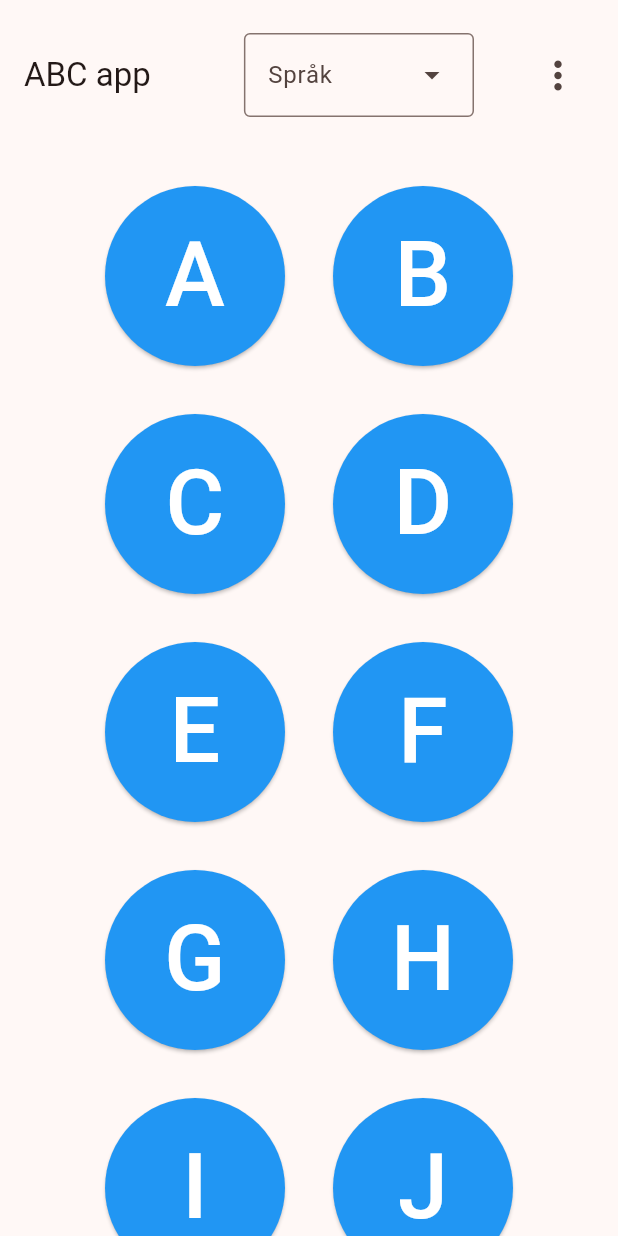
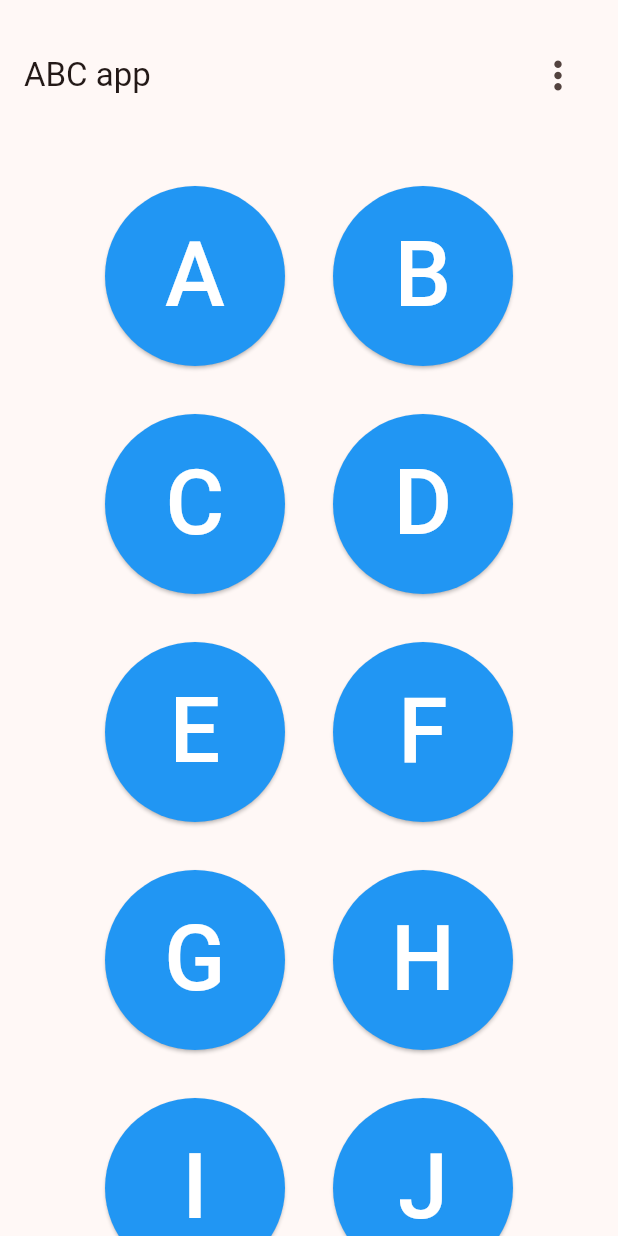
Before and after one commit to bl4ckswordsman/abc_app, a Flutter app: the screen it shows after launch, on a phone screen of 412 x 824 dp. Run offline on Flutter 3.47's test engine with Material 3 defaults, Android fonts, the light colour scheme and no system bars; our stand-ins replace adaptive_theme, audioplayers, confetti, eva_icons_flutter, open_file, package_info_plus and 1 more; missing offline and left inert: flutter_custom_tabs.

Commit message:
Remove the `LanguageDropdown` widget from the `AppBar` actions
* Remove the `LanguageDropdown` widget from the `AppBar` actions in `MyHomePage`
* Remove the `Language` enum and related methods for language labels
* Remove commented-out code related to theme switching

```diff
--- a/lib/main.dart
+++ b/lib/main.dart
@@ -5,15 +5,6 @@ import 'package:flutter/material.dart';
 import 'settings.dart';
 
 void main() {
-  /*ThemeData lightTheme = ThemeData(
-    brightness: Brightness.light,
-    primaryColor: Colors.blue, colorScheme: ColorScheme.fromSwatch().copyWith(secondary: Colors.red),
-  );
-
-  ThemeData darkTheme = ThemeData(
-    brightness: Brightness.dark,
-    primaryColor: Colors.black, colorScheme: ColorScheme.fromSwatch().copyWith(secondary: Colors.white),
-  );*/
   runApp(const ABCapp());
 }
 
@@ -43,67 +34,6 @@ class ABCapp extends StatelessWidget {
             '/settings': (context) => SettingsPage(),
           }),
     );
-  }
-}
-
-enum Language {
-  swedish,
-  english,
-}
-
-class LanguageDropdown extends StatefulWidget {
-  const LanguageDropdown({super.key});
-
-  @override
-  State<LanguageDropdown> createState() => _LanguageDropdownState();
-}
-
-class _LanguageDropdownState extends State<LanguageDropdown> {
-  Language _language = Language.swedish;
-
-  @override
-  Widget build(BuildContext context) {
-    return DropdownMenu<Language>(
-      //initialSelection: Language.swedish,
-      label: Text(getLanguageLabel(_language)),
-      onSelected: (Language? newValue) {
-        setState(() {
-          _language = newValue!;
-        });
-      },
-      dropdownMenuEntries: <DropdownMenuEntry<Language>>[
-        DropdownMenuEntry<Language>(
-          value: Language.swedish,
-          label: getSelectedLanguageLabel(Language.swedish),
-        ),
-        DropdownMenuEntry<Language>(
-          value: Language.english,
-          label: 'English',
-        ),
-      ],
-    );
-  }
-}
-
-String getSelectedLanguageLabel(Language language) {
-  switch (language) {
-    case Language.swedish:
-      return 'Svenska';
-    case Language.english:
-      return 'English';
-    default:
-      return '';
-  }
-}
-
-String getLanguageLabel(Language language) {
-  switch (language) {
-    case Language.swedish:
-      return 'Språk';
-    case Language.english:
-      return 'Language';
-    default:
-      return '';
   }
 }
 
@@ -152,27 +82,6 @@ class _MyHomePageState extends State<MyHomePage> {
         toolbarHeight: 100,
         title: const Text('ABC app'),
         actions: [
-          /*Padding(
-            padding: const EdgeInsets.all(16.0),
-            child: IconButton(
-              iconSize: 30.0,
-              icon: const Icon(Icons.brightness_4),
-              onPressed: () {
-                if (AdaptiveTheme.of(context).mode == AdaptiveThemeMode.dark) {
-                  AdaptiveTheme.of(context).setLight();
-                } else {
-                  AdaptiveTheme.of(context).setDark();
-                }
-              },
-            ),
-          ),*/
-
-          // Add the LanguageDropdown widget to the app bar
-          Padding(
-            padding: const EdgeInsets.all(16.0),
-            child: LanguageDropdown(),
-          ),
-
           Padding(
             padding: const EdgeInsets.all(16.0),
             child: PopupMenuButton(
```
